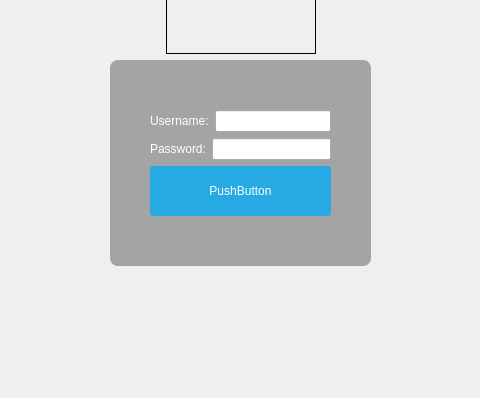
The window that LoginPage/mainwindow.ui (dlee67/FifthPracticeBucket) describes before a commit, drawn with Qt 5; both pictures show x 160 to 640 and y 202 to 600 of the 800 by 600 pixel window.
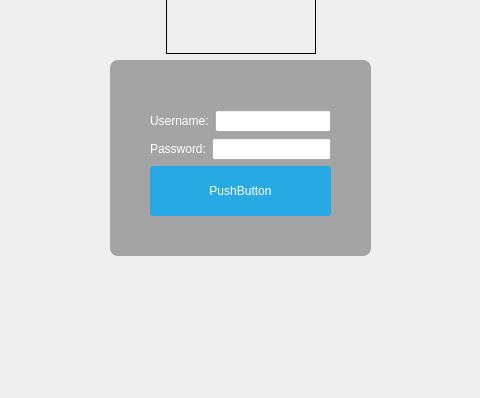
The same window after the commit. Icons and pictures are not drawn.

What changed in the file:
```diff
--- a/LoginPage/mainwindow.ui
+++ b/LoginPage/mainwindow.ui
@@ -204,7 +204,7 @@
            <number>40</number>
           </property>
           <property name="bottomMargin">
-           <number>50</number>
+           <number>40</number>
           </property>
           <item>
            <layout class="QHBoxLayout" name="horizontalLayout_5">
```
Left out of the diff: 23 changed lines with no effect on the pictures.
